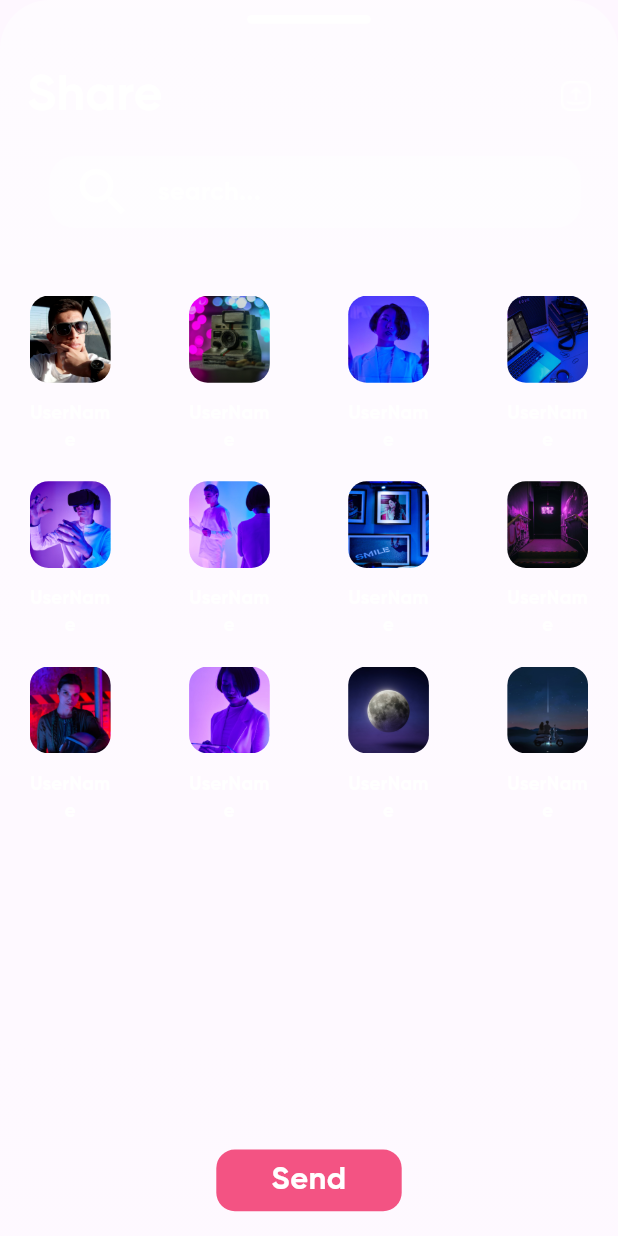
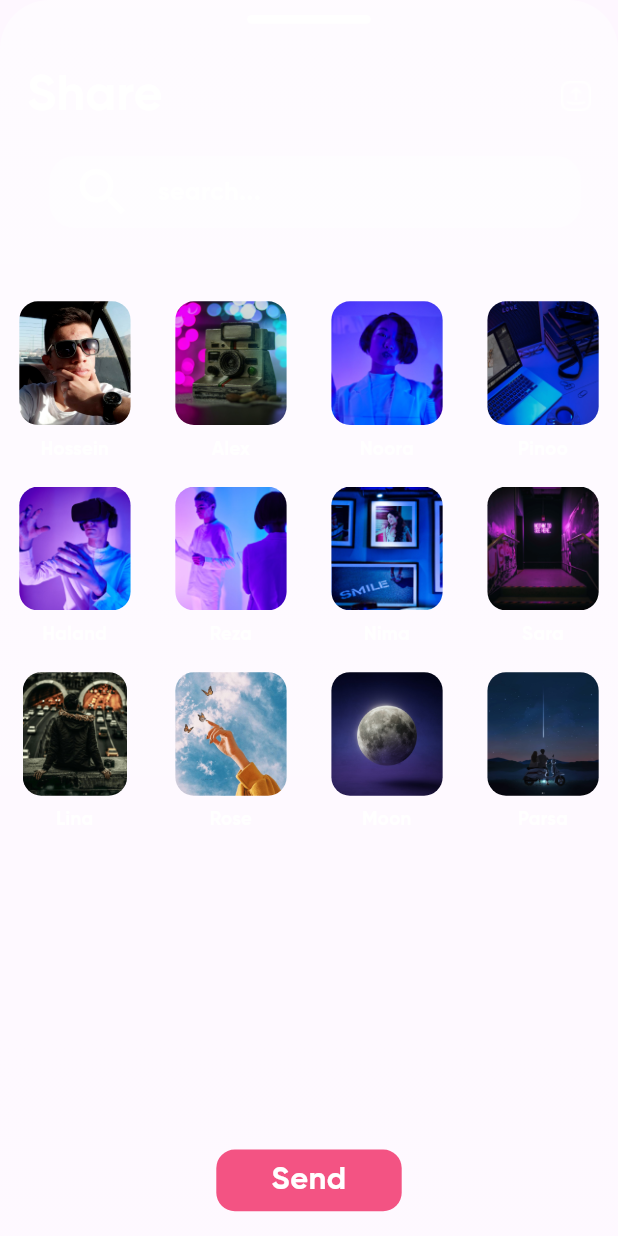
Before and after one commit to HosseinMohammadiii/Instagram_Clone, a Flutter app: what shareBottomSheet() shows on an empty page, opened directly, on a phone screen of 412 x 824 dp. Run offline on Flutter 3.47's test engine with Material 3 defaults, Android fonts, the phone set to English and light mode, and no system bars; our stand-ins replace sizer; statements that could not run were skipped.

Commit message:
Edit Screens

```diff
--- a/lib/Screens/sccreen_botttomsheet.dart
+++ b/lib/Screens/sccreen_botttomsheet.dart
@@ -36,6 +36,20 @@ class shareBottomSheet extends StatelessWidget {
   }
 
   Widget _diplaycontectshare(BuildContext context) {
+    List<String> userName = [
+      'Hossein',
+      'Alex',
+      'Noora',
+      'Pinoo',
+      'Haland',
+      'Reza',
+      'Nima',
+      'Sara',
+      'Lina',
+      'Rose',
+      'Moon',
+      'Parsa',
+    ];
     return Stack(
       alignment: Alignment.bottomCenter,
       children: [
@@ -122,38 +136,41 @@ class shareBottomSheet extends StatelessWidget {
               padding: EdgeInsets.only(bottom: 10.h),
               sliver: SliverGrid(
                 delegate: SliverChildBuilderDelegate(
+                  childCount: 12,
                   (context, index) {
                     return Column(
                       mainAxisSize: MainAxisSize.max,
                       children: [
                         Container(
-                          width: 15.w,
-                          height: 8.h,
-                          child: Padding(
-                            padding: const EdgeInsets.all(4),
+                          width: 18.w,
+                          height: 15.h,
+                          child: Column(
+                            mainAxisAlignment: MainAxisAlignment.spaceEvenly,
+                            children: [
+                              Container(
+                                height: 10.h,
                                 child: ClipRRect(
                                   borderRadius: BorderRadius.circular(3.w),
                                   child: Image.asset(
                                     'images/search$index.png',
+                                    scale: 0.2.h,
                                     fit: BoxFit.cover,
                                   ),
                                 ),
                               ),
+                              textInfo(
+                                  userName[index], Colors.white, 9.sp, 'GB'),
+                            ],
                           ),
-                        Padding(
-                          padding: EdgeInsets.symmetric(
-                              horizontal: 4.w, vertical: 1.h),
-                          child: textInfo('UserName', Colors.white, 9.sp, 'GB'),
                         ),
                       ],
                     );
                   },
-                  childCount: 12,
                 ),
                 gridDelegate: SliverGridDelegateWithFixedCrossAxisCount(
                   crossAxisCount: 4,
                   mainAxisExtent: 15.h,
-                  crossAxisSpacing: 3.w,
+                  crossAxisSpacing: 1.w,
                 ),
               ),
             ),
--- a/lib/Screens/screen_switchaccount.dart
+++ b/lib/Screens/screen_switchaccount.dart
@@ -71,7 +71,7 @@ class _switchAccountState extends State<switchAccount> {
                               decoration: BoxDecoration(
                                 borderRadius: BorderRadius.circular(3.w),
                                 image: DecorationImage(
-                                    image: AssetImage('images/Me.jpg'),
+                                    image: AssetImage('images/search7.png'),
                                     fit: BoxFit.cover),
                               ),
                             ),
--- a/pubspec.yaml
+++ b/pubspec.yaml
@@ -37,7 +37,7 @@ dependencies:
 
 
   cupertino_icons: ^1.0.2
-  hexcolor: ^2.0.7
+  hexcolor: ^3.0.1
 
 
 dev_dependencies:
```
Also changed, not shown: lib/Screens/login_screen.dart (+10 -2 lines), lib/Screens/screen.homepage.dart (+10 -7 lines), lib/Screens/screen_following.dart (+12 -7 lines), lib/Screens/screen_viewlikes.dart (+147 -123 lines), lib/main.dart (+7 -0 lines), images/search8.png, images/search9.png, pubspec.lock, 51 other files. Lines whose indentation alone changed are shown as unchanged.
